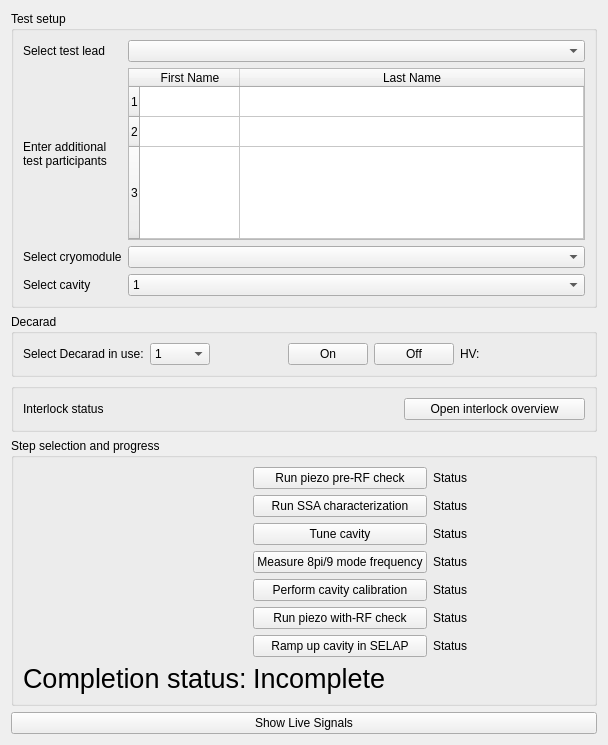
The window that cavity_commissioning/gui/commissioning.ui (slaclab/rf_commissioning) describes before a commit, drawn with Qt 5.
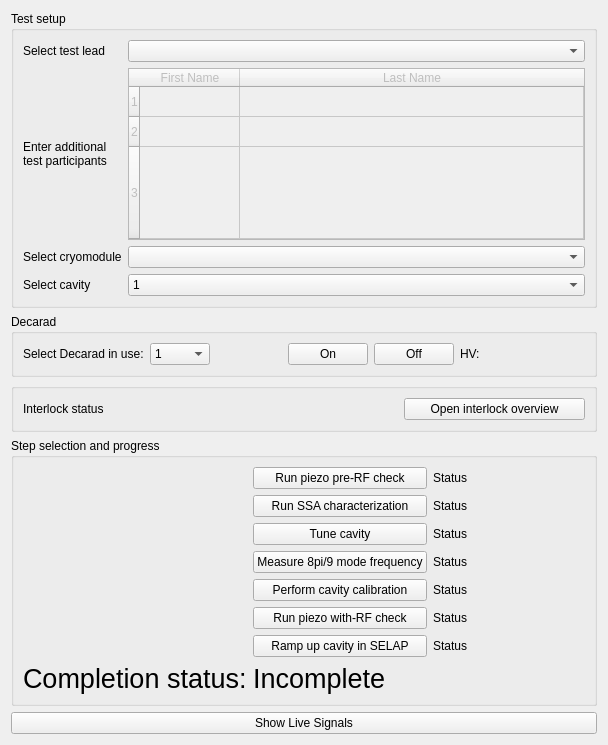
The same window after the commit. Custom widgets are drawn as their Qt base class.

What changed in the file:
```diff
--- a/cavity_commissioning/gui/commissioning.ui
+++ b/cavity_commissioning/gui/commissioning.ui
@@ -100,6 +100,9 @@
       </item>
       <item row="1" column="1">
        <widget class="QTableWidget" name="test_members">
+        <property name="enabled">
+         <bool>false</bool>
+        </property>
         <property name="verticalScrollBarPolicy">
          <enum>Qt::ScrollBarAsNeeded</enum>
         </property>
```
